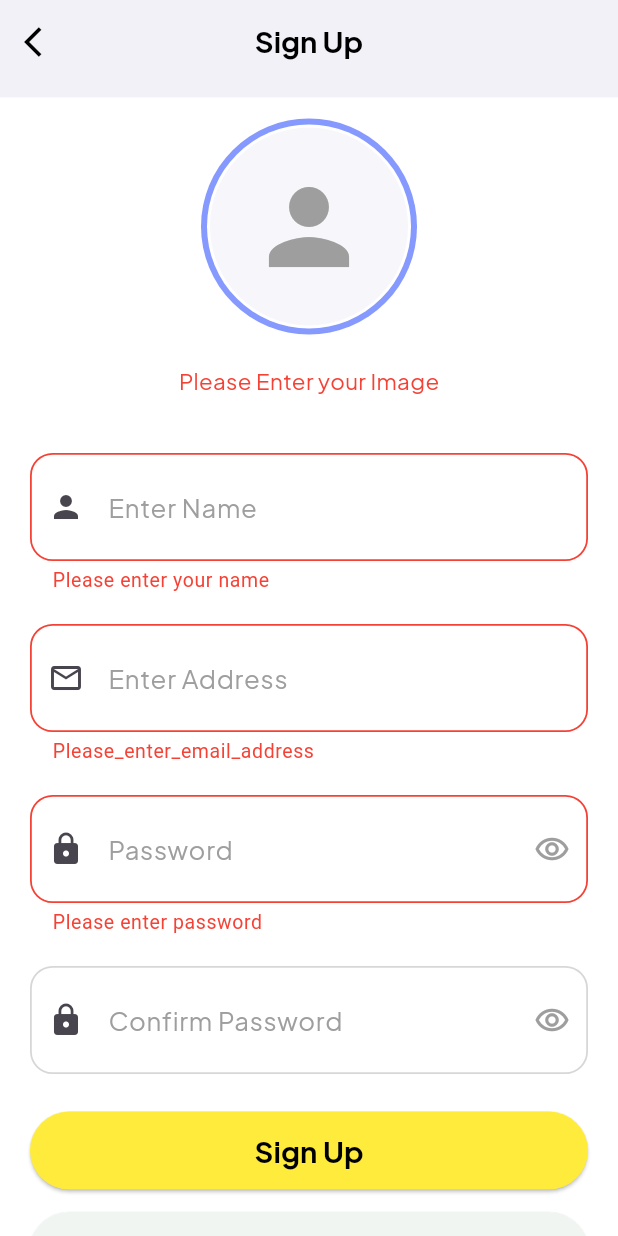
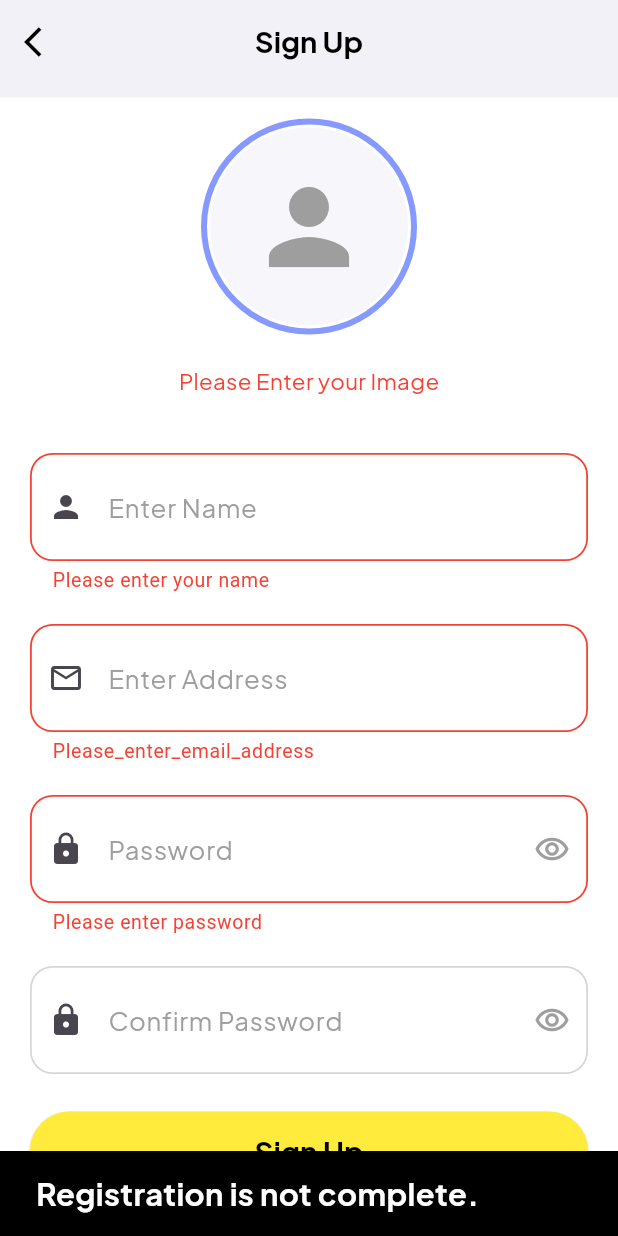
Before and after one commit to HalimWagih66/task-management-app, a Flutter app: the SignUpView screen opened by its route, scrolled down 113 dp, after a tap on "Sign Up", after a tap on "Sign Up Using Google", on a phone screen of 412 x 824 dp. Run offline on Flutter 3.47's test engine with Material 3 defaults, Android fonts, the phone set to English and light mode, and no system bars; our stand-ins replace awesome_dialog, bloc, cached_network_image, cloud_firestore, dartz, device_info_plus and 14 more; accounts and stored records are empty.

Commit message:
create account with google done

```diff
--- a/lib/core/errors/failures.dart
+++ b/lib/core/errors/failures.dart
@@ -6,3 +6,6 @@ abstract class Failure{
 class ServerFailure extends Failure {
   ServerFailure(super.message);
 }
+class UserFailure extends Failure {
+  UserFailure(super.message);
+}
--- a/lib/core/services/firebase/firebase_firestore_service.dart
+++ b/lib/core/services/firebase/firebase_firestore_service.dart
@@ -60,4 +60,5 @@ class FirebaseDataBase implements DatabaseServices{
        throw CustomException(errorMessage: e.toString());
      }
    }
+
 }
--- a/lib/features/auth/data/repos/auth_repo.dart
+++ b/lib/features/auth/data/repos/auth_repo.dart
@@ -5,5 +5,6 @@ import 'package:task_management_app/core/models/user_model.dart';
 
 abstract class AuthRepo{
   Future<Either<Failure, UserModel>> createUserWithEmailAndPassword({required UserModel userModel,required File file,required String password});
+  Future<Either<Failure, UserModel>> createUserWithGoogle();
 
 }
--- a/lib/features/auth/data/repos/auth_repo_impl.dart
+++ b/lib/features/auth/data/repos/auth_repo_impl.dart
@@ -29,4 +29,26 @@ class AuthRepoImpl implements AuthRepo {
       return left(ServerFailure("Something went wrong, please try again."));
     }
   }
+
+  @override
+  Future<Either<Failure, UserModel>> createUserWithGoogle()async {
+    try {
+      var user = await firebaseAuthServices.signInWithGoogle();
+      if(user != null){
+        UserModel userModel = UserModel(
+            name: user.displayName,
+            id: user.uid,
+            email: user.email,
+            imageUrl: user.photoURL
+        );
+        await databaseServices.createUser(userJson: userModel.toJson(), collectionName: "users");
+        return right(userModel);
+      }else{
+        return left(UserFailure("Registration is not complete."));
+      }
+    } on Exception{
+      return left(ServerFailure("Something went wrong. Please try again later."));
+    }
+
+  }
 }
--- a/lib/features/auth/presentation/sign_up/presentation/manager/sign_up_bloc/sign_up_bloc.dart
+++ b/lib/features/auth/presentation/sign_up/presentation/manager/sign_up_bloc/sign_up_bloc.dart
@@ -13,16 +13,29 @@ class SignUpBloc extends Bloc<SignUpEvent, SignUpState> {
   SignUpBloc({required this.authRepo}) : super(SignUpInitial()) {
     userModel = UserModel();
     on<SignUpEvent>((event, emit) async {
-      if(event is CreateAccountWithEmailAndPassword){
-        emit(SignUpLoading());
+      if(event is SignUpWithEmailAndPassword){
+        emit(SignUpWithEmailAndPasswordLoading());
         var result = await authRepo.createUserWithEmailAndPassword(userModel: userModel, file: pickedImage!, password: password!);
         result.fold((failure) {
-          emit(SignUpFailure(failure.message));
+          emit(SignUpWithEmailAndPasswordFailure(failure.message));
         }, (userModel) {
-          emit(SignUpSuccess());
+          emit(SignUpWithEmailAndPasswordSuccess());
           this.userModel = userModel;
         },);
       }
-    });
+
+
+
+      else if(event is SignUpWithGoogle){
+        emit(SignUpWithGoogleLoading());
+        var result = await authRepo.createUserWithGoogle();
+        result.fold((failure) {
+          emit(SignUpWithEmailAndPasswordFailure(failure.message));
+        }, (userModel) {
+          emit(SignUpWithGoogleSuccess());
+        },);
+      }
+    }
+    );
   }
 }
--- a/lib/features/auth/presentation/sign_up/presentation/manager/sign_up_bloc/sign_up_event.dart
+++ b/lib/features/auth/presentation/sign_up/presentation/manager/sign_up_bloc/sign_up_event.dart
@@ -2,11 +2,6 @@ part of 'sign_up_bloc.dart';
 
 sealed class SignUpEvent {}
 
-class CreateAccountWithEmailAndPassword extends SignUpEvent{
-  late UserModel userModel;
-  CreateAccountWithEmailAndPassword(){
-    userModel = UserModel();
-  }
-}
+class SignUpWithEmailAndPassword extends SignUpEvent{}
 
-class CreateAccountWithGoogle extends SignUpEvent{}
+class SignUpWithGoogle extends SignUpEvent{}
--- a/lib/features/auth/presentation/sign_up/presentation/manager/sign_up_bloc/sign_up_state.dart
+++ b/lib/features/auth/presentation/sign_up/presentation/manager/sign_up_bloc/sign_up_state.dart
@@ -9,8 +9,21 @@ final class SignUpFailure extends SignUpState{
   SignUpFailure(this.errorMessage);
 }
 
-final class SignUpLoading extends SignUpState{}
+final class SignUpWithEmailAndPasswordFailure extends SignUpState{
+  final String errorMessage;
+  SignUpWithEmailAndPasswordFailure(this.errorMessage);
+}
 
-final class SignUpSuccess extends SignUpState{
+final class SignUpWithGoogleFailure extends SignUpState{
+  final String errorMessage;
+  SignUpWithGoogleFailure(this.errorMessage);
+}
 
-}
+final class SignUpWithEmailAndPasswordLoading extends SignUpState{}
+
+final class SignUpWithGoogleLoading extends SignUpState{}
+
+
+final class SignUpWithGoogleSuccess extends SignUpState{}
+
+final class SignUpWithEmailAndPasswordSuccess extends SignUpState{}
--- a/lib/features/auth/presentation/sign_up/presentation/view/widgets/custom_elevated_button_in_auth.dart
+++ b/lib/features/auth/presentation/sign_up/presentation/view/widgets/custom_elevated_button_in_auth.dart
@@ -11,7 +11,6 @@ class CustomElevatedButtonInAuth extends StatelessWidget {
   final Widget child;
   final void Function()? onPressed;
   final Color background;
-
   @override
   Widget build(BuildContext context) {
     return ElevatedButton(
--- a/lib/features/auth/presentation/sign_up/presentation/view/widgets/display_registration_methods.dart
+++ b/lib/features/auth/presentation/sign_up/presentation/view/widgets/display_registration_methods.dart
@@ -6,15 +6,16 @@ import 'package:task_management_app/core/utils/widgets/dialogs/show_message_awes
 import 'package:task_management_app/core/utils/widgets/dialogs/show_message_with_snack_bar.dart';
 import 'package:task_management_app/core/utils/widgets/loading/custom_hexagon_Dots_loading.dart';
 import 'package:task_management_app/features/auth/presentation/sign_up/presentation/manager/sign_up_bloc/sign_up_bloc.dart';
+import 'package:task_management_app/features/auth/presentation/sign_up/presentation/view/widgets/display_sign_up_with_method.dart';
 import 'package:task_management_app/provider/settings_provider.dart';
 import 'custom_elevated_button_in_auth.dart';
-import 'display_sign_up_with_method.dart';
 
 class DisplayRegistrationMethods extends StatelessWidget {
   const DisplayRegistrationMethods({
-    super.key, required this.titleButtonGoogle, required this.titleButtonWithEmail,required this.onPressedSigInWithEmail});
+    super.key, required this.titleButtonGoogle, required this.titleButtonWithEmail,required this.onPressedSigInWithEmail, this.onPressedSigInWithGoogle});
   final String titleButtonGoogle;
   final String titleButtonWithEmail;
+  final void Function()? onPressedSigInWithGoogle;
   final void Function()? onPressedSigInWithEmail;
   @override
   Widget build(BuildContext context) {
@@ -27,14 +28,14 @@ class DisplayRegistrationMethods extends StatelessWidget {
             background:  Colors.yellow,
             child:  BlocConsumer<SignUpBloc,SignUpState>(
               listener: (BuildContext context, SignUpState state) {
-                if(state is SignUpFailure){
+                if(state is SignUpWithEmailAndPasswordFailure){
                   showMessageWithSnackPar(message: state.errorMessage, context: context,background: textStyleApp.primaryColor);
-                }else if(state is SignUpSuccess){
+                }else if(state is SignUpWithEmailAndPasswordSuccess){
                   showMessageWithAwesomeDialog(message: "An email has been sent to your personal email. Go to your email immediately and activate your account.",title: "Success", dialogType: DialogType.success,context: context,okActionName: "Ok",btnOkOnPress: () {},);
                 }
               },
               builder: (BuildContext context, SignUpState state) {
-                  if(state is SignUpLoading){
+                  if(state is SignUpWithEmailAndPasswordLoading){
                     return CustomHexagonDotsLoading(color: textStyleApp.primaryColor);
                   }else{
                     return Text(titleButtonWithEmail,style: textStyleApp.font17PrimaryMedium);
@@ -45,8 +46,25 @@ class DisplayRegistrationMethods extends StatelessWidget {
         const SizedBox(height: 15),
         CustomElevatedButtonInAuth(
             onPressed: () {
-
-            }, background: const Color(0xfff0f5f2), child: DisplaySignUpWithMethod(text: titleButtonGoogle, image: 'assets/images/auth/google-logo.png',)
+              BlocProvider.of<SignUpBloc>(context).add(SignUpWithGoogle());
+            }, background: const Color(0xfff0f5f2),
+            child: BlocConsumer<SignUpBloc,SignUpState>(
+              listener: (context, state) {
+                if(state is SignUpWithGoogleFailure){
+                  showMessageWithSnackPar(message: state.errorMessage, context: context,background: textStyleApp.primaryColor);
+                }
+                else if(state is SignUpWithGoogleSuccess){
+                  showMessageWithSnackPar(message: "You have successfully registered using Google.", context: context,background: textStyleApp.primaryColor);
+                }
+              },
+                builder: (context, state) {
+                  if(state is SignUpWithGoogleLoading){
+                    return CustomHexagonDotsLoading(color: textStyleApp.primaryColor);
+                  }else{
+                    return DisplaySignUpWithMethod(text: titleButtonGoogle, image: 'assets/images/auth/google-logo.png',colorText: textStyleApp.primaryColor,);
+                  }
+                },
+            )
         ),
       ],
     );
--- a/lib/features/auth/presentation/sign_up/presentation/view/widgets/display_sign_up_with_method.dart
+++ b/lib/features/auth/presentation/sign_up/presentation/view/widgets/display_sign_up_with_method.dart
@@ -15,7 +15,7 @@ class DisplaySignUpWithMethod extends StatelessWidget {
     return Row(
       mainAxisAlignment: MainAxisAlignment.center,
       children: [
-        Image.asset(image,height: 22,color: colorText),
+        Image.asset(image,height: 22),
         const SizedBox(width: 5),
         Text(text,style: textStyleApp.font17PrimaryMedium.copyWith(color: colorText)),
       ],
--- a/lib/features/auth/presentation/sign_up/presentation/view/widgets/sign_up_view_body.dart
+++ b/lib/features/auth/presentation/sign_up/presentation/view/widgets/sign_up_view_body.dart
@@ -45,7 +45,7 @@ class SignUpViewBody extends StatelessWidget {
                     BlocProvider.of<ImagePickerCubit>(context).checkPickedImageNullOrNo();
                     if(formKey.currentState!.validate()){
                       if(BlocProvider.of<ImagePickerCubit>(context).pickedImage != null){
-                        BlocProvider.of<SignUpBloc>(context).add(CreateAccountWithEmailAndPassword());
+                        BlocProvider.of<SignUpBloc>(context).add(SignUpWithEmailAndPassword());
                       }
                     }
                   },
```
